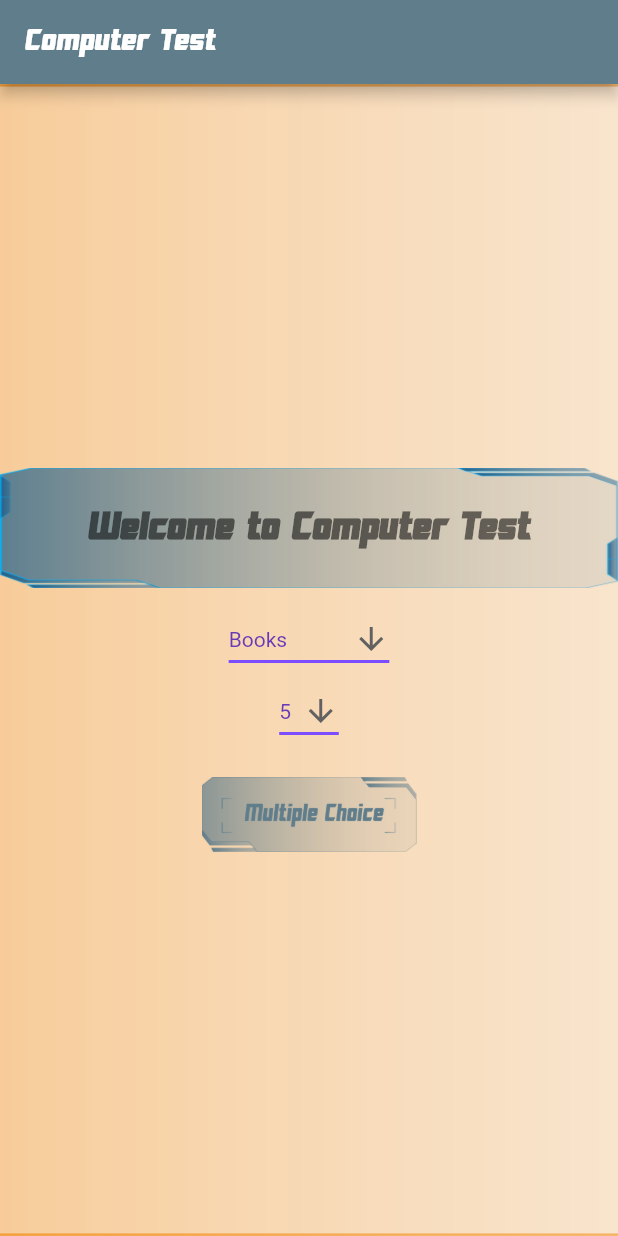
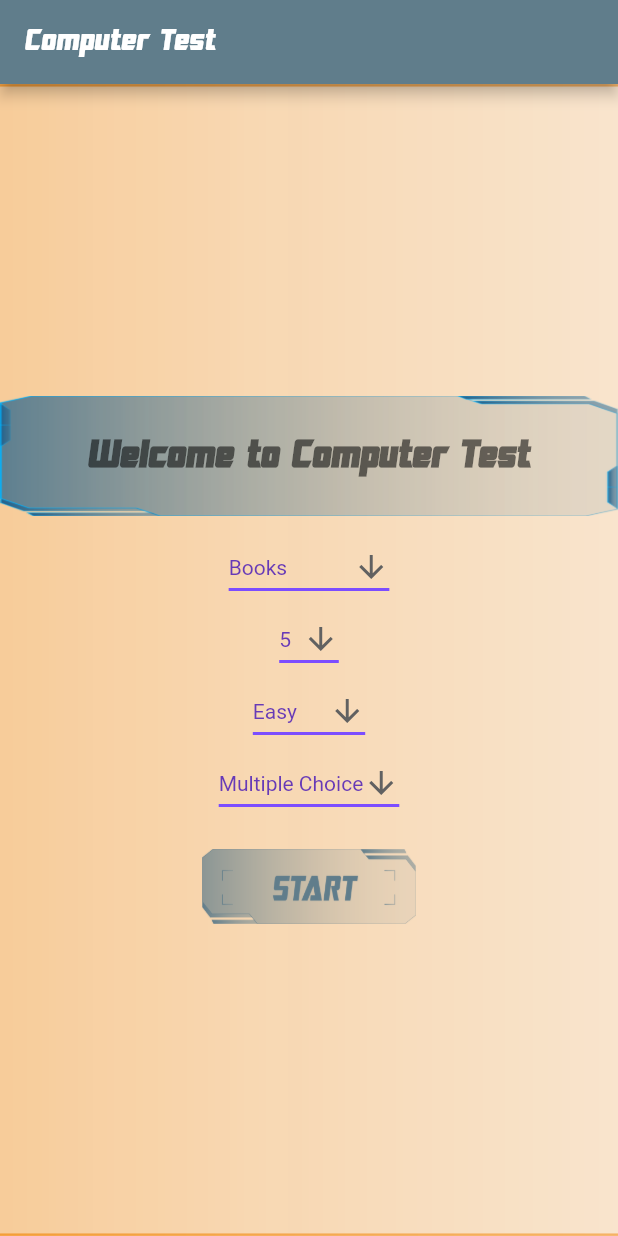
Before and after one commit to MKarasahinoglu/simpleQuizApplication, a Flutter app: the screen it shows after launch, on a phone screen of 412 x 824 dp. Run offline on Flutter 3.47's test engine with Material 2 defaults, Android fonts, the phone set to English and light mode, and no system bars; our stand-ins replace html_unescape.

Commit message:
-Max score is 100. -There are 5 categories (Books|Films|Musics|Video Games|Mythology). -Questions can be choose as multiples of 5. -There 3 difficulty levels (Easy|Medium|Hard). -There 2 types of questions (Multiple Choice | True-False). -Score added to the total score when a correct answer is chosen is changed from 10 to 100/Number of Questions chosen at the start (In case of 15, score per question is set to 7 and in the and total scores larger than 100 is set to 100 so that answering all 15 questions correctly ends up with 100 total score instead of 105). -A section added to the upper right corner showing total score achieved in the QuizPage -Last question's score was not being added to the total score even if it is answered correctly, it is fixed. -Decoding from HTML-escaped strings is completed. Now texts are displayed properly. -In HomePage "difficulty" & "questionType" dropdown menus are added. -Button image is changed.
PS: Sometimes questions do not load, source of the problem is not the code but the database itself. Database do not provide any output for some specific settings such as,
      Category: Video Games
      Question Number: 25
      Difficulty: Hard
      Type: True-False
 ,However when this setting's Type is changed to Multiple Choice then questions are loaded, so database do not provide questions for some specific settings. You can check whether url setting works or not by looking at Run window in Android Studio where you will see print(url) [QuizManager=>line 19], or by copy-pasting the api url, generated with the same setting in the website opentdb.com, on the browser. All code works fine as i experimented, could not found any bugs for now.

Best,

```diff
--- a/lib/Screens/HomePage.dart
+++ b/lib/Screens/HomePage.dart
@@ -99,6 +99,52 @@ class _HomePageState extends State<HomePage> { //ignore: must_be_immutable
                 );
               }).toList(),
             ),
+            DropdownButton<String>(
+              value: _difficulty,
+              icon: Icon(Icons.arrow_downward),
+              iconSize: 24,
+              elevation: 16,
+              style: TextStyle(color: Colors.deepPurple),
+              underline: Container(
+                height: 2,
+                color: Colors.deepPurpleAccent,
+              ),
+              onChanged: (String newValue) {
+                setState(() {
+                  _difficulty = newValue;
+                });
+              },
+              items: <String>['Easy', 'Medium', 'Hard']
+                  .map<DropdownMenuItem<String>>((String value) {
+                return DropdownMenuItem<String>(
+                  value: value,
+                  child: Text(value),
+                );
+              }).toList(),
+            ),
+            DropdownButton<String>(
+              value: _questionType,
+              icon: Icon(Icons.arrow_downward),
+              iconSize: 24,
+              elevation: 16,
+              style: TextStyle(color: Colors.deepPurple),
+              underline: Container(
+                height: 2,
+                color: Colors.deepPurpleAccent,
+              ),
+              onChanged: (String newValue) {
+                setState(() {
+                  _questionType = newValue;
+                });
+              },
+              items: <String>['Multiple Choice', 'True-False']
+                  .map<DropdownMenuItem<String>>((String value) {
+                return DropdownMenuItem<String>(
+                  value: value,
+                  child: Text(value),
+                );
+              }).toList(),
+            ),
             SizedBox(
               height: 20,
             ),
@@ -107,10 +153,29 @@ class _HomePageState extends State<HomePage> { //ignore: must_be_immutable
                 switch(_category)
                 {
                   case 'Books': {Globals.categoryNumber=10;} break;
+                  case 'Films': {Globals.categoryNumber=11;} break;
+                  case 'Musics': {Globals.categoryNumber=12;} break;
+                  case 'Video Games': {Globals.categoryNumber=15;} break;
+                  case 'Mythology': {Globals.categoryNumber=20;} break;
                 }
                 switch(_questionNumber)
                 {
-                  case '5':{Globals.questionNumber=5;} break;
+                  case '5':{Globals.questionNumber=5; Globals.specifyScore=20;} break;
+                  case '10':{Globals.questionNumber=10; Globals.specifyScore=10;} break;
+                  case '15':{Globals.questionNumber=15; Globals.specifyScore=7;} break;
+                  case '20':{Globals.questionNumber=20; Globals.specifyScore=5;} break;
+                  case '25':{Globals.questionNumber=25; Globals.specifyScore=4;} break;
+                }
+                switch(_difficulty)
+                {
+                  case 'Easy':{Globals.difficultyLevel='easy';} break;
+                  case 'Medium':{Globals.difficultyLevel='medium';} break;
+                  case 'Hard':{Globals.difficultyLevel='hard';} break;
+                }
+                switch(_questionType)
+                {
+                  case 'Multiple Choice':{Globals.questionType='multiple';} break;
+                  case 'True-False':{Globals.questionType='boolean';} break;
                 }
                 print(Globals.categoryNumber);
                 gotoQuizPage(context);
--- a/lib/Service/Globals.dart
+++ b/lib/Service/Globals.dart
@@ -3,4 +3,5 @@ class Globals {
   static int questionNumber=0;
   static String difficultyLevel='';
   static String questionType='';
+  static int specifyScore=0;
 }
--- a/pubspec.yaml
+++ b/pubspec.yaml
@@ -24,6 +24,7 @@ dependencies:
   flutter:
     sdk: flutter
   http: ^0.12.2
+  html_unescape: ^1.0.2
 
 
   # The following adds the Cupertino Icons font to your application.
```
Also changed, not shown: lib/Screens/QuizPage.dart (+10 -3 lines), lib/Service/QuizManager.dart (+13 -7 lines), assets/button1.png, pubspec.lock.
